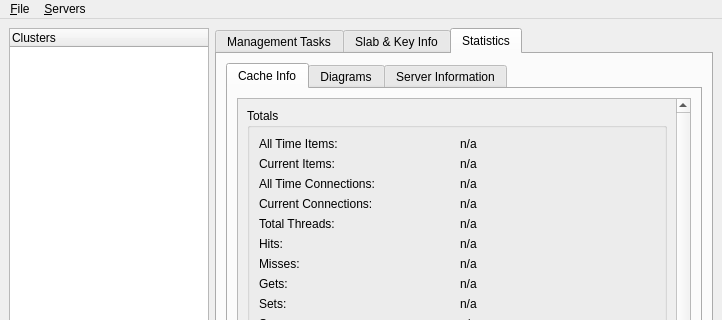
The window that src/MainWindow.ui (licface/memcached-manager) describes before a commit, drawn with Qt 5; both pictures show x 0 to 722 and y 0 to 320 of the 722 by 591 pixel window.
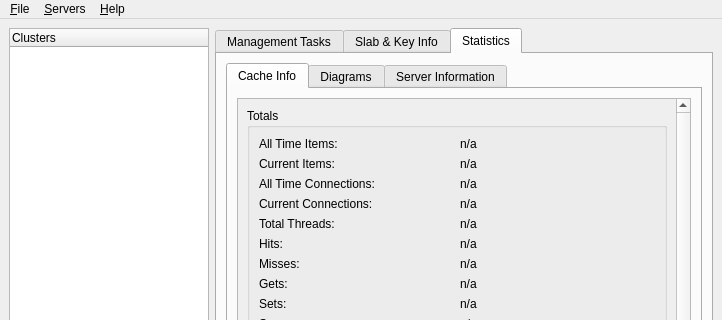
The same window after the commit. The open tabs and pages were chosen to show the change. Icons and pictures are not drawn.

Patch:
```diff
--- a/src/MainWindow.ui
+++ b/src/MainWindow.ui
@@ -945,8 +945,15 @@
     <addaction name="actionAddClusterServer" />
     <addaction name="separator" />
    </widget>
+   <widget class="QMenu" name="menu_About" >
+    <property name="title" >
+     <string>&amp;Help</string>
+    </property>
+    <addaction name="actionAbout" />
+   </widget>
    <addaction name="menuFile" />
    <addaction name="menu_Servers" />
+   <addaction name="menu_About" />
   </widget>
   <widget class="QStatusBar" name="statusbar" />
   <action name="actionAddClusterServer" >
```
Left out of the diff: 9 changed lines with no effect on the pictures.
